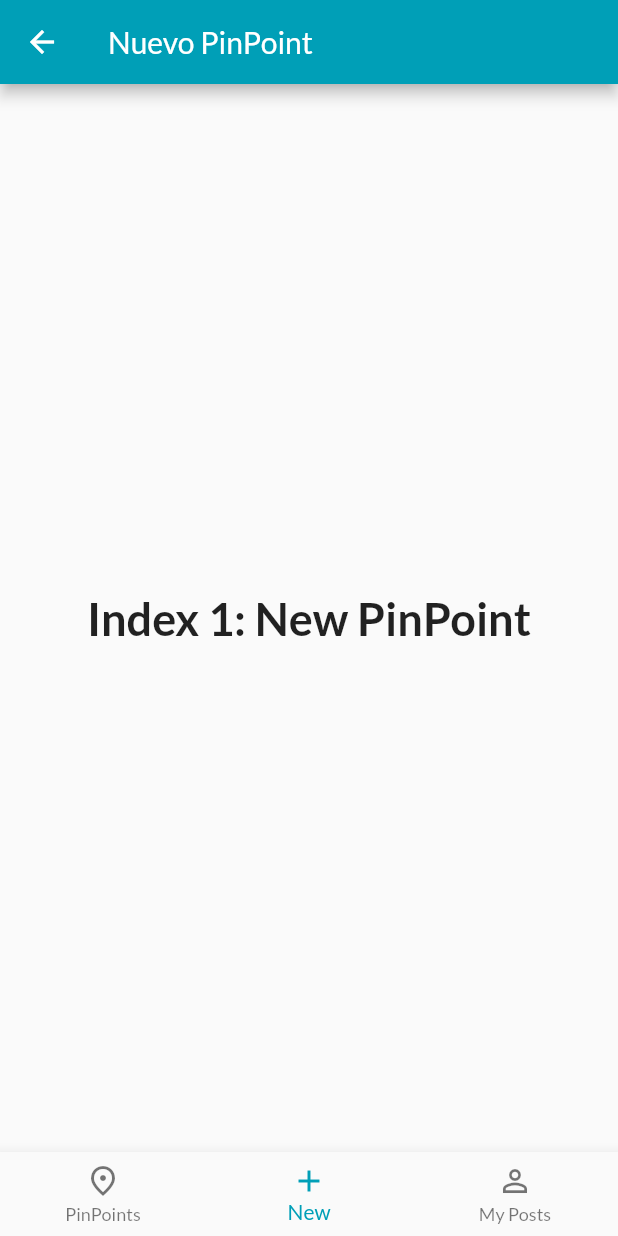
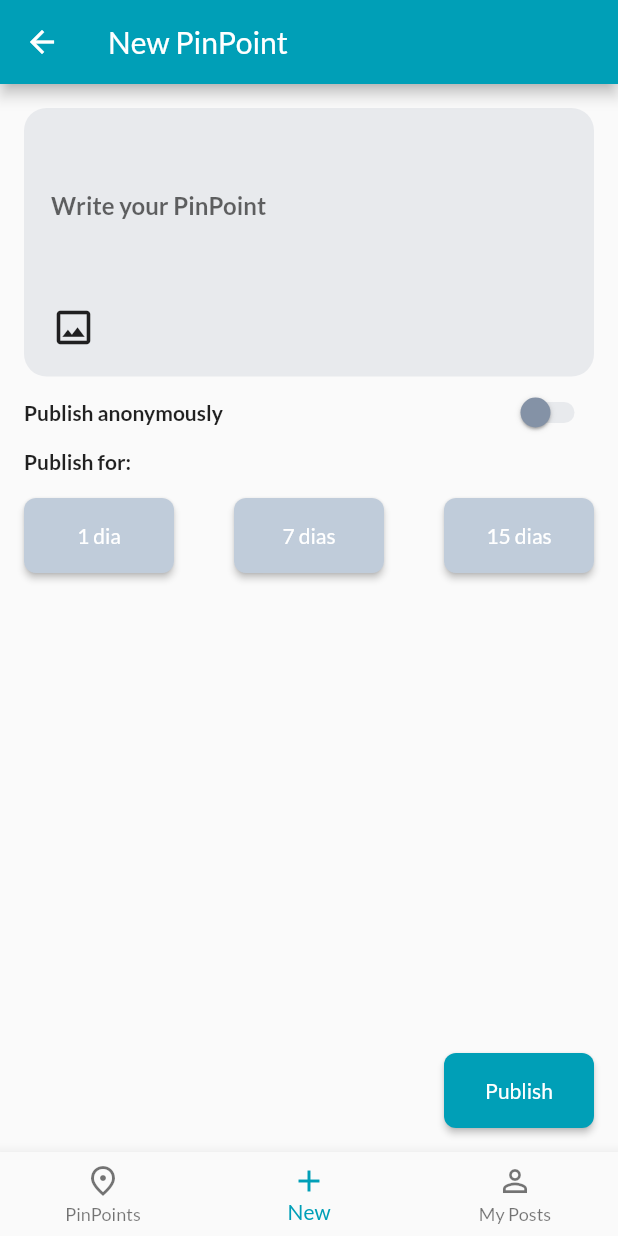
Before and after one commit to MikeGonzaBar/Aplicaciones-Moviles-Proyecto-PinPoint, a Flutter app: the MainPage screen opened directly, item 2 of the bottom bar chosen, on a phone screen of 412 x 824 dp. Run offline on Flutter 3.47's test engine with Material 2 defaults, Android fonts, the phone set to English and light mode, and no system bars; our stand-ins replace google_fonts.

Commit message:
feat: added new pinpoint page

```diff
--- a/lib/pages/main_page.dart
+++ b/lib/pages/main_page.dart
@@ -3,6 +3,7 @@ import 'dart:developer';
 import 'package:flutter/material.dart';
 import 'package:pinpoint/pages/feed.dart';
 import 'package:pinpoint/pages/my_posts.dart';
+import 'package:pinpoint/pages/new_post.dart';
 
 class MainPage extends StatefulWidget {
   const MainPage({super.key});
@@ -15,22 +16,10 @@ class _MainPageState extends State<MainPage> {
   int _selectedIndex = 0;
   static const TextStyle optionStyle =
       TextStyle(fontSize: 30, fontWeight: FontWeight.bold);
-  static const List<Widget> _widgetOptions = <Widget>[
-    Feed(),
-    // Text(
-    //   //CHANGE ALL THESE STATES FOR THE NEW WIDGETS
-    //   'Index 0: PinPoints',
-    //   style: optionStyle,
-    // ),
-    Text(
-      'Index 1: New PinPoint',
-      style: optionStyle,
-    ),
-    MyPosts()
-    // Text(
-    //   'Index 2: My Posts',
-    //   style: optionStyle,
-    // ),
+  static const List<Widget> _widgetOptions = [
+    Feed(), //INDEX 1
+    NewPost(), //INDEX 2
+    MyPosts() //INDEX 3
   ];
 
   void _onItemTapped(int index) {
@@ -40,10 +29,10 @@ class _MainPageState extends State<MainPage> {
     });
   }
 
-  static const List<Widget> _appbarOptions = <Widget>[
+  static const List<Widget> _appbarOptions = [
     Text("PinPoint"),
-    Text("Nuevo PinPoint"),
-    Text("Mis Pinpoints")
+    Text("New PinPoint"),
+    Text("My Pinpoints")
   ];
 
   @override
@@ -58,21 +47,21 @@ class _MainPageState extends State<MainPage> {
       ),
       bottomNavigationBar: BottomNavigationBar(
         items: [
-          BottomNavigationBarItem(
+          const BottomNavigationBarItem(
             icon: Icon(Icons.place_outlined),
             label: "PinPoints",
           ),
-          BottomNavigationBarItem(
+          const BottomNavigationBarItem(
             icon: Icon(Icons.add),
             label: "New",
           ),
-          BottomNavigationBarItem(
+          const BottomNavigationBarItem(
             icon: Icon(Icons.person_outline),
             label: "My Posts",
           ),
         ],
         currentIndex: _selectedIndex,
-        selectedItemColor: Color(0xFF009fb7),
+        selectedItemColor: const Color(0xFF009fb7),
         onTap: _onItemTapped,
       ),
     );
--- a/lib/pages/my_posts.dart
+++ b/lib/pages/my_posts.dart
@@ -24,7 +24,7 @@ class MyPosts extends StatelessWidget {
                 Padding(
                   padding: EdgeInsets.only(top: 16.0),
                   child: Text(
-                    "Usuario desde hace 1m",
+                    "User since 1m",
                     style: TextStyle(fontSize: 16),
                     textAlign: TextAlign.center,
                   ),
@@ -32,7 +32,7 @@ class MyPosts extends StatelessWidget {
                 Padding(
                   padding: EdgeInsets.only(top: 8),
                   child: Text(
-                    "¡Has recolectado 95 likes!",
+                    "You have collected 95 votes!",
                     style: TextStyle(fontSize: 16),
                     textAlign: TextAlign.center,
                   ),
@@ -40,7 +40,7 @@ class MyPosts extends StatelessWidget {
                 Padding(
                   padding: EdgeInsets.only(top: 16.0),
                   child: Text(
-                    "Tus PinPoints más recientes:",
+                    "Your most recent PinPoints:",
                     style: TextStyle(
                       fontSize: 16,
                     ),
--- /dev/null
+++ b/lib/pages/new_post.dart
@@ -0,0 +1,153 @@
+import 'package:flutter/material.dart';
+
+class NewPost extends StatefulWidget {
+  const NewPost({super.key});
+
+  @override
+  State<NewPost> createState() => _NewPostState();
+}
+
+class _NewPostState extends State<NewPost> {
+  final txtController = TextEditingController();
+  bool isAnon = false;
+  int daysActive = 0;
+  @override
+  Widget build(BuildContext context) {
+    return Padding(
+        padding: const EdgeInsets.all(16.0),
+        child: Column(
+          crossAxisAlignment: CrossAxisAlignment.start,
+          children: [
+            Container(
+              decoration: BoxDecoration(
+                color: const Color(0xffe8eaed),
+                borderRadius: BorderRadius.circular(15),
+              ),
+              padding: const EdgeInsets.all(18),
+              child: Column(
+                crossAxisAlignment: CrossAxisAlignment.start,
+                children: [
+                  TextField(
+                    controller: txtController,
+                    maxLines: 3,
+                    style: TextStyle(fontWeight: FontWeight.w600),
+                    cursorColor: Color(0xFF009fb7),
+                    decoration: InputDecoration(
+                      labelText: 'Write your PinPoint',
+                      border: InputBorder.none,
+                    ),
+                  ),
+                  const Padding(
+                    padding: EdgeInsets.only(top: 16.0),
+                    child: Icon(
+                      Icons.image_outlined,
+                      size: 30,
+                    ),
+                  )
+                ],
+              ),
+            ),
+            Row(
+              mainAxisAlignment: MainAxisAlignment.spaceBetween,
+              children: [
+                Text(
+                  "Publish anonymously",
+                  style: TextStyle(fontWeight: FontWeight.w600),
+                ),
+                Switch(
+                  value: isAnon,
+                  onChanged: (value) {
+                    setState(() {
+                      isAnon = value;
+                      print(isAnon);
+                    });
+                  },
+                  activeTrackColor: Color.fromARGB(255, 145, 200, 209),
+                  activeColor: Color(0xFF009fb7),
+                  inactiveTrackColor: Color(0xffe8eaed),
+                  inactiveThumbColor: Color(0xFF8492A6),
+                ),
+              ],
+            ),
+            Text("Publish for:", style: TextStyle(fontWeight: FontWeight.w600)),
+            Padding(
+              padding: const EdgeInsets.only(top: 16.0),
+              child: Row(
+                mainAxisAlignment: MainAxisAlignment.spaceBetween,
+                children: [
+                  ElevatedButton(
+                    onPressed: () {
+                      setState(() {
+                        daysActive = 1;
+                        print(isAnon);
+                      });
+                    },
+                    style: ElevatedButton.styleFrom(
+                      fixedSize: Size(100, 50),
+                      shape: RoundedRectangleBorder(
+                        borderRadius: BorderRadius.circular(8), // <-- Radius
+                      ),
+                      backgroundColor: daysActive == 1
+                          ? Color(0xFF009fb7)
+                          : Color(0xFFC0CCDA),
+                    ),
+                    child: Text("1 dia"),
+                  ),
+                  ElevatedButton(
+                    onPressed: () {
+                      setState(() {
+                        daysActive = 7;
+                        print(isAnon);
+                      });
+                    },
+                    style: ElevatedButton.styleFrom(
+                      fixedSize: Size(100, 50),
+                      shape: RoundedRectangleBorder(
+                        borderRadius: BorderRadius.circular(8), // <-- Radius
+                      ),
+                      backgroundColor: daysActive == 7
+                          ? Color(0xFF009fb7)
+                          : Color(0xFFC0CCDA),
+                    ),
+                    child: Text("7 dias"),
+                  ),
+                  ElevatedButton(
+                    onPressed: () {
+                      setState(() {
+                        daysActive = 15;
+                        print(isAnon);
+                      });
+                    },
+                    style: ElevatedButton.styleFrom(
+                      fixedSize: Size(100, 50),
+                      shape: RoundedRectangleBorder(
+                        borderRadius: BorderRadius.circular(8), // <-- Radius
+                      ),
+                      backgroundColor: daysActive == 15
+                          ? Color(0xFF009fb7)
+                          : Color(0xFFC0CCDA),
+                    ),
+                    child: Text("15 dias"),
+                  ),
+                ],
+              ),
+            ),
+            Spacer(),
+            Align(
+              alignment: Alignment.bottomRight,
+              child: ElevatedButton(
+                onPressed: () {},
+                style: ElevatedButton.styleFrom(
+                  fixedSize: Size(100, 50),
+                  shape: RoundedRectangleBorder(
+                    borderRadius: BorderRadius.circular(8), // <-- Radius
+                  ),
+                  backgroundColor: Color(0xFF009fb7),
+                ),
+                child: Text("Publish"),
+              ),
+            ),
+          ],
+        ));
+  }
+}
```
